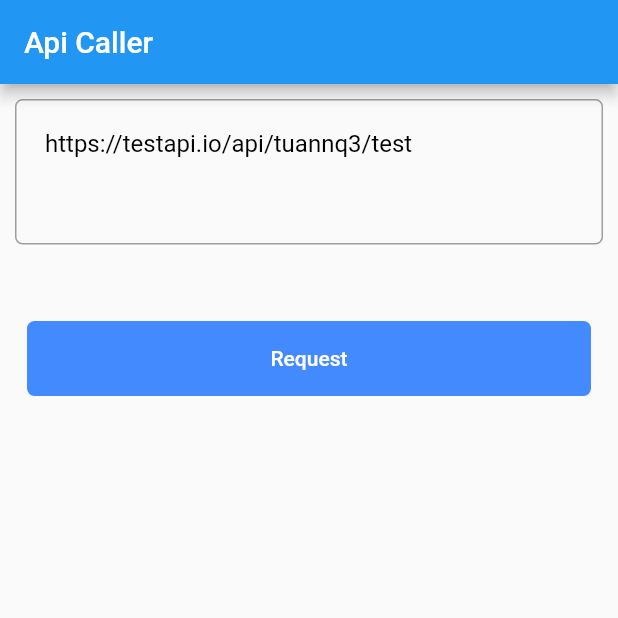
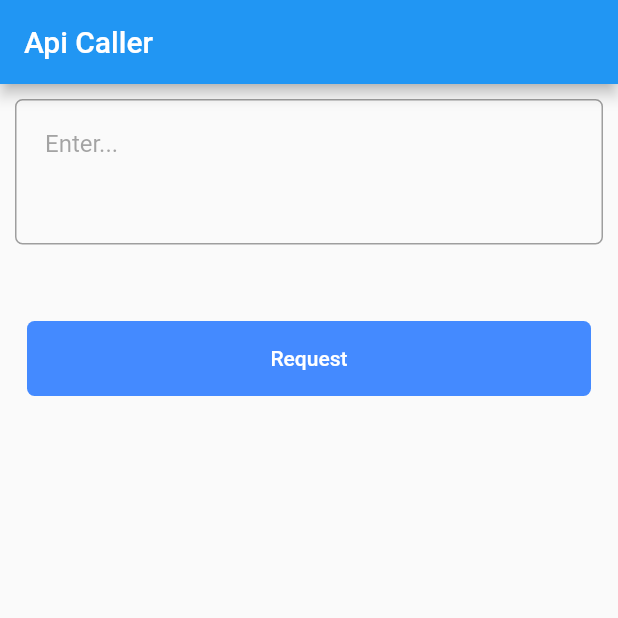
Before and after one commit to tuannq3/api_call, a Flutter app: the screen it shows after launch, on a phone screen of 412 x 824 dp, the top half of it. Run offline on Flutter 3.47's test engine with Material 2 defaults, Android fonts, the phone set to English and light mode, and no system bars; our stand-ins replace shared_preferences.

Commit message:
fix http request

```diff
--- a/lib/main.dart
+++ b/lib/main.dart
@@ -179,7 +179,7 @@ class _MyHomePageState extends State<MyHomePage> {
   void initState() {
     // TODO: implement initState
     super.initState();
-    _textEditingController.text = 'https://testapi.io/api/tuannq3/test';
+    // _textEditingController.text = 'https://testapi.io/api/tuannq3/test';
 
     getLastRequestUrl();
   }
```
Also changed, not shown: 1 other file.
